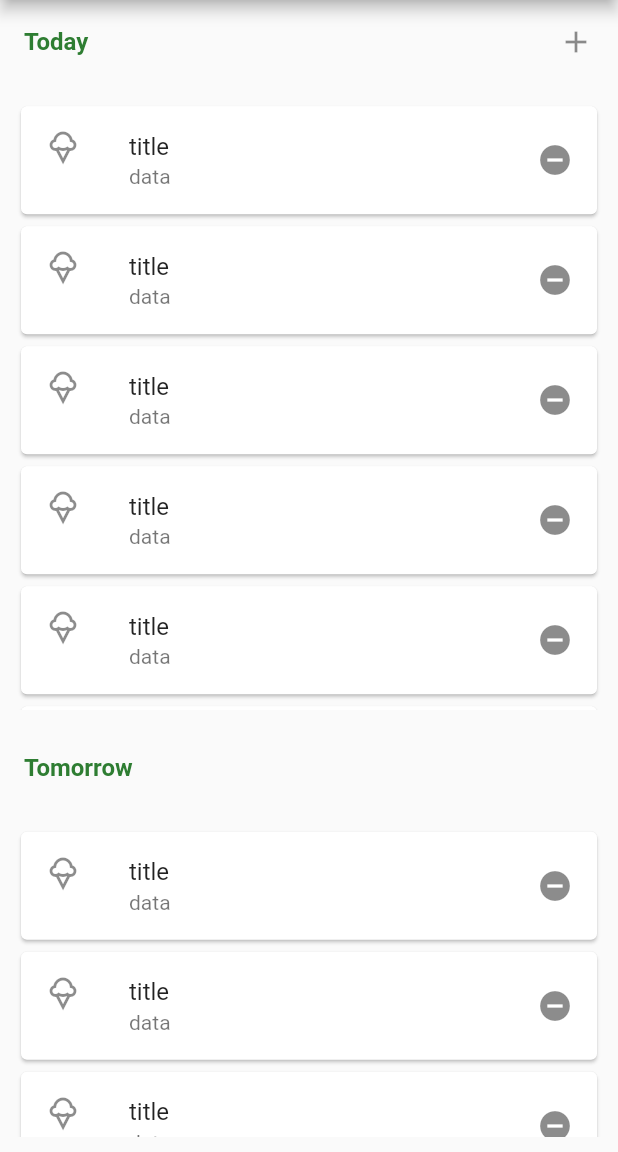
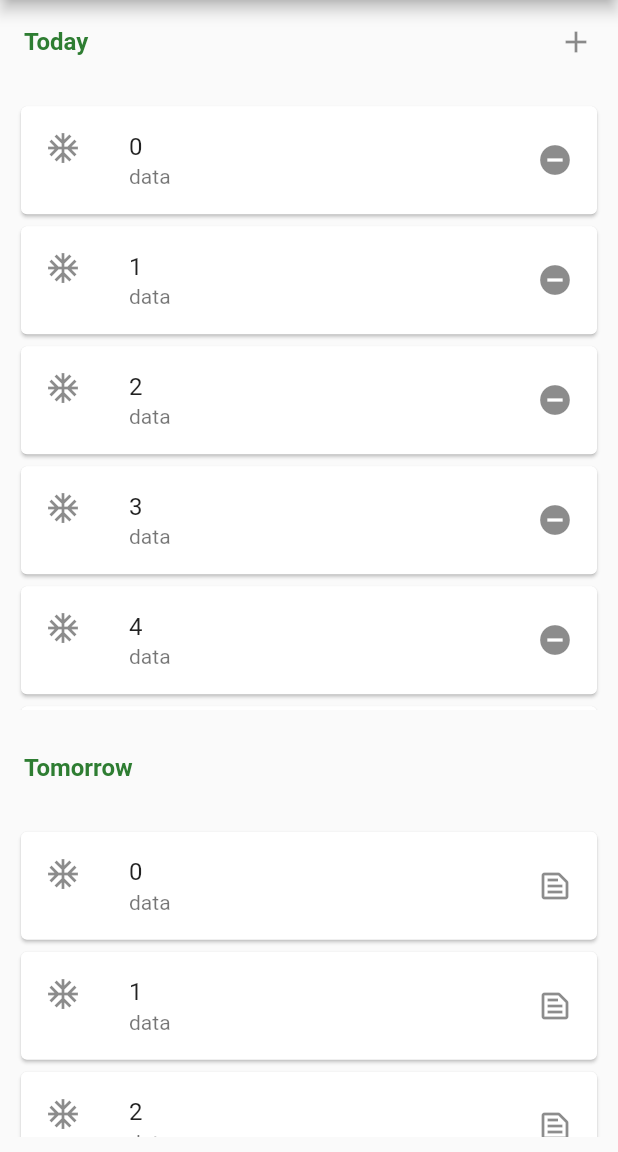
Before and after one commit to S-EmreCat/todo_app, a Flutter app: the AllTasks screen opened directly, on a phone screen of 412 x 824 dp, the part 84-1236 px from its top. Run offline on Flutter 3.47's test engine with Material 2 defaults, Android fonts, the phone set to English and light mode, and no system bars; our stand-ins replace get; Roboto replaces fonts that are missing (Poppins).

Commit message:
onTap Error

```diff
--- a/lib/ui/views/allTasks/all_tasks_view.dart
+++ b/lib/ui/views/allTasks/all_tasks_view.dart
@@ -1,9 +1,9 @@
 import 'package:flutter/material.dart';
 import '../../../core/constant/string_constants.dart';
-import 'package:todo_app/ui/widgets/icon/custom_list_tile_icon.dart';
-import 'package:todo_app/ui/widgets/listView/listview_builder.dart';
-import 'package:todo_app/ui/widgets/padding/padding.dart';
-import 'package:todo_app/ui/widgets/text/text_widget.dart';
+import '../../widgets/icon/custom_list_tile_icon.dart';
+import '../../widgets/listView/listview_builder.dart';
+import '../../widgets/padding/padding.dart';
+import '../../widgets/text/text_widget.dart';
 
 class AllTasks extends StatefulWidget {
   const AllTasks({Key? key}) : super(key: key);
@@ -42,7 +42,9 @@ class _AllTasksState extends State<AllTasks> {
             flex: 15,
             child: Padding(
               padding: CustomPadding.all(),
-              child: TaskList(),
+              child: TaskList(
+                isDone: true,
+              ),
             ),
           ),
           Expanded(
@@ -56,7 +58,9 @@ class _AllTasksState extends State<AllTasks> {
               flex: 8,
               child: Padding(
                 padding: CustomPadding.all(),
-                child: TaskList(),
+                child: TaskList(
+                  isDone: false,
+                ),
               )),
         ],
       ),
--- a/lib/ui/widgets/card/my_lists_card.dart
+++ b/lib/ui/widgets/card/my_lists_card.dart
@@ -1,5 +1,6 @@
 import 'package:flutter/material.dart';
 import 'package:get/get_rx/src/rx_typedefs/rx_typedefs.dart';
+
 import '../button/icon_button.dart';
 
 class MyListsCardItem extends StatelessWidget {
--- a/lib/ui/widgets/listView/listview_builder.dart
+++ b/lib/ui/widgets/listView/listview_builder.dart
@@ -1,8 +1,9 @@
 import 'package:flutter/material.dart';
 
 class TaskList extends StatefulWidget {
-  const TaskList({Key? key}) : super(key: key);
+  const TaskList({Key? key, required this.isDone}) : super(key: key);
 
+  final bool isDone;
   @override
   _TaskListState createState() => _TaskListState();
 }
@@ -13,12 +14,19 @@ class _TaskListState extends State<TaskList> {
     return ListView.builder(
       shrinkWrap: true,
       itemCount: 29,
-      itemBuilder: (context, index) => const Card(
+      itemBuilder: (context, index) => Card(
         child: ListTile(
-          title: Text("title"),
-          trailing: (Icon(Icons.do_not_disturb_on_sharp)),
-          subtitle: Text("data"),
-          leading: Icon(Icons.icecream_outlined),
+          title: Text(index.toString()),
+          trailing: widget.isDone
+              ? (const Icon(Icons.do_not_disturb_on_sharp))
+              : const Icon(Icons.text_snippet_outlined),
+          subtitle: const Text("data"),
+          leading: const Icon(Icons.ac_unit),
+          onTap: () {
+            setState(() {
+              widget.isDone = !widget.isDone;
+            });
+          },
         ),
       ),
     );
```
